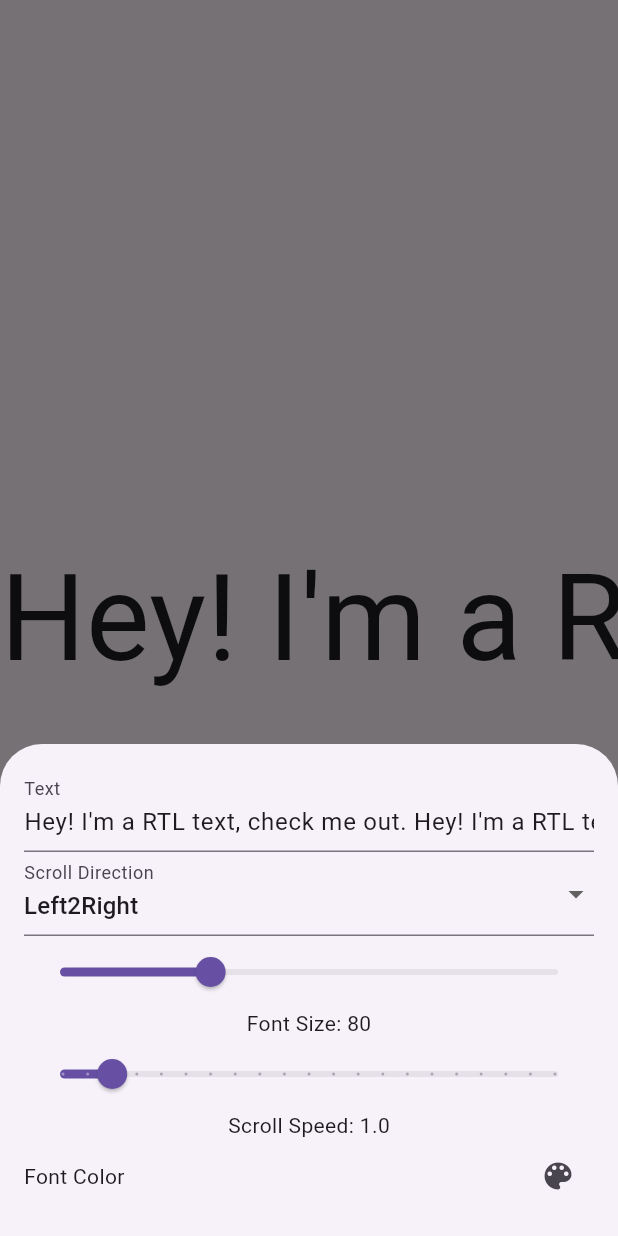
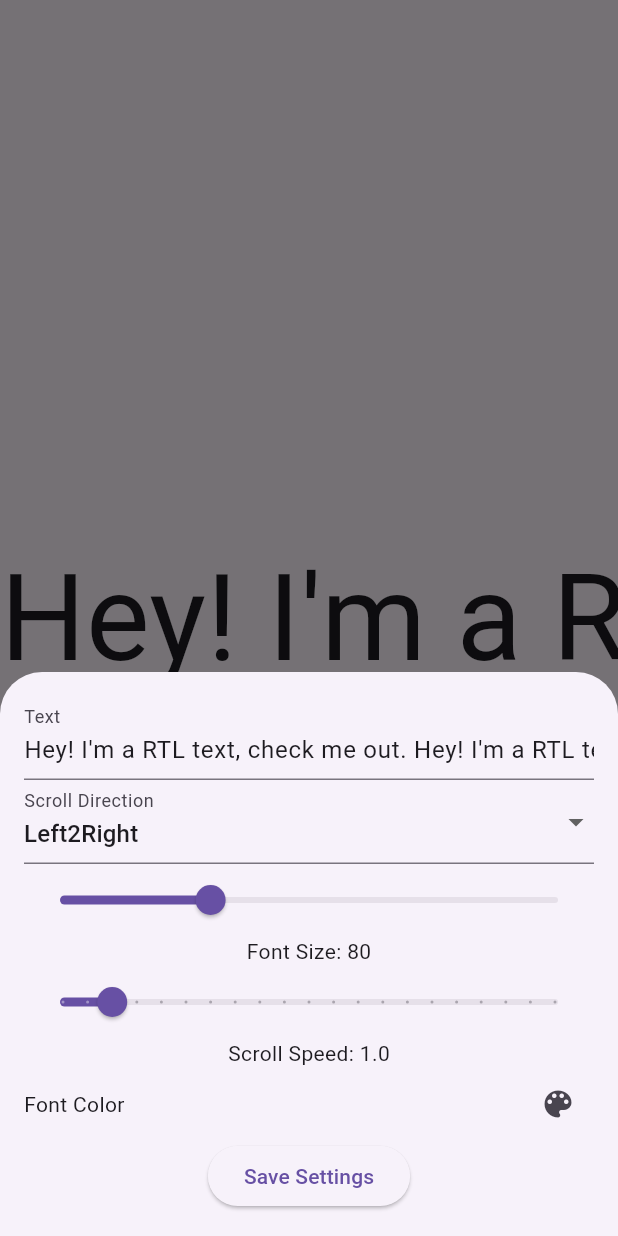
Before and after one commit to Kuromesi/landscape-mobile, a Flutter app: the ScrollTextPage screen opened directly, after a tap on the "settings" icon, on a phone screen of 412 x 824 dp. Run offline on Flutter 3.47's test engine with Material 3 defaults, Android fonts, the light colour scheme and no system bars; drawn by our look-alikes of text_scroll; our stand-ins replace file_picker, flutter_colorpicker, shared_preferences, wakelock_plus; missing offline and left inert: dart:ffi; accounts and stored records are empty.

Commit message:
add `save settings` button to save current configurations
Signed-off-by: kuromesi <blackfacepan@163.com>

```diff
--- a/lib/players/scroll_text.dart
+++ b/lib/players/scroll_text.dart
@@ -1,7 +1,13 @@
+import 'dart:ffi';
+
 import 'package:flutter/material.dart';
 import 'package:text_scroll/text_scroll.dart';
 import 'package:landscape/utils/utils.dart';
 import 'package:flutter_colorpicker/flutter_colorpicker.dart';
+import 'package:shared_preferences/shared_preferences.dart';
+
+String defaultScrollText =
+    'Hey! I\'m a RTL text, check me out. Hey! I\'m a RTL text, check me out. Hey! I\'m a RTL text, check me out. ';
 
 class ScrollTextPage extends StatefulWidget {
   @override
@@ -13,13 +19,55 @@ class _ScrollTextPageState extends State<ScrollTextPage>
   @override
   bool get wantKeepAlive => true;
 
-  String _text =
-      'Hey! I\'m a RTL text, check me out. Hey! I\'m a RTL text, check me out. Hey! I\'m a RTL text, check me out. ';
+  String _text = defaultScrollText;
   TextDirection _textDirection = TextDirection.ltr;
   double _fontSize = 80;
-  double test = 100;
-  Color? _fontColor = null;
+  bool _adaptiveColor = true;
+  Color? _fontColor = const Color(0x00000000);
   double _scrollSpeed = 1.0;
+  final SharedPreferencesAsync _prefs = SharedPreferencesAsync();
+
+  @override
+  void initState() {
+    super.initState();
+    _loadPreferences();
+  }
+
+  @override
+  void dispose() {
+    _savePreferences();
+    super.dispose();
+  }
+
+  Future<void> _loadPreferences() async {
+    _text = await _prefs.getString("scrollText") ?? defaultScrollText;
+    _textDirection = (await _prefs.getString("scrollTextDirection")) == 'rtl'
+        ? TextDirection.rtl
+        : TextDirection.ltr;
+    _fontSize = await _prefs.getDouble("scrollTextFontSize") ?? 80;
+    _fontColor =
+        Color(await _prefs.getInt("scrollTextFontColor") ?? 0x00000000);
+    _adaptiveColor = await _prefs.getBool("scrollTextAdaptiveColor") ?? true;
+    _scrollSpeed = await _prefs.getDouble("scrollTextScrollSpeed") ?? 1.0;
+    setState(() {
+      _text = _text;
+      _textDirection = _textDirection;
+      _fontSize = _fontSize;
+      _fontColor = _fontColor;
+      _adaptiveColor = _adaptiveColor;
+      _scrollSpeed = _scrollSpeed;
+    });
+  }
+
+  Future<void> _savePreferences() async {
+    await _prefs.setString("scrollText", _text);
+    await _prefs.setString("scrollTextDirection", _textDirection.name);
+    await _prefs.setDouble("scrollTextFontSize", _fontSize);
+    await _prefs.setInt("scrollTextFontColor", _fontColor?.value ?? 0x00000000);
+    await _prefs.setBool("scrollTextAdaptiveColor", _adaptiveColor);
+    await _prefs.setDouble("scrollTextScrollSpeed", _scrollSpeed);
+  }
+
   void _showSettingsDialog() {
     showModalBottomSheet(
       // fix when using keyboard this panel will be hided
@@ -120,6 +168,7 @@ class _ScrollTextPageState extends State<ScrollTextPage>
                                       });
                                       setState(() {
                                         _fontColor = color;
+                                        _adaptiveColor = false;
                                       });
                                     },
                                   ),
@@ -132,7 +181,7 @@ class _ScrollTextPageState extends State<ScrollTextPage>
                                         _fontColor = null;
                                       });
                                       setState(() {
-                                        _fontColor = _fontColor;
+                                        _adaptiveColor = true;
                                       });
                                     },
                                   ),
@@ -143,17 +192,13 @@ class _ScrollTextPageState extends State<ScrollTextPage>
                         ),
                       ],
                     ),
-                    // ElevatedButton(
-                    //   child: Text('应用设置'),
-                    //   onPressed: () {
-                    //     Navigator.of(context).pop();
-                    //     setState(() {
-                    //       _fontSize = _fontSize;
-                    //       _scrollSpeed = _scrollSpeed;
-                    //       _textDirection = _textDirection;
-                    //     });
-                    //   },
-                    // ),
+                    ElevatedButton(
+                      child: const Text('Save Settings'),
+                      onPressed: () {
+                        Navigator.of(context).pop();
+                        _savePreferences();
+                      },
+                    ),
                   ],
                 ),
               );
@@ -179,7 +224,7 @@ class _ScrollTextPageState extends State<ScrollTextPage>
                     textDirection: _textDirection,
                     style: TextStyle(
                       fontSize: _fontSize,
-                      color: _fontColor,
+                      color: _adaptiveColor ? null : _fontColor,
                     ),
                     velocity: Velocity(
                         pixelsPerSecond: Offset(_scrollSpeed * 100, 0)),
--- a/pubspec.yaml
+++ b/pubspec.yaml
@@ -37,6 +37,7 @@ dependencies:
   text_scroll: ^0.2.0
   flutter_colorpicker: ^1.1.0
   wakelock_plus: ^1.2.8
+  shared_preferences: ^2.3.2
 
   # The following adds the Cupertino Icons font to your application.
   # Use with the CupertinoIcons class for iOS style icons.
```
Also changed, not shown: lib/main.dart (+35 -11 lines), lib/players/gif.dart (+58 -9 lines), pubspec.lock, 1 other file.
